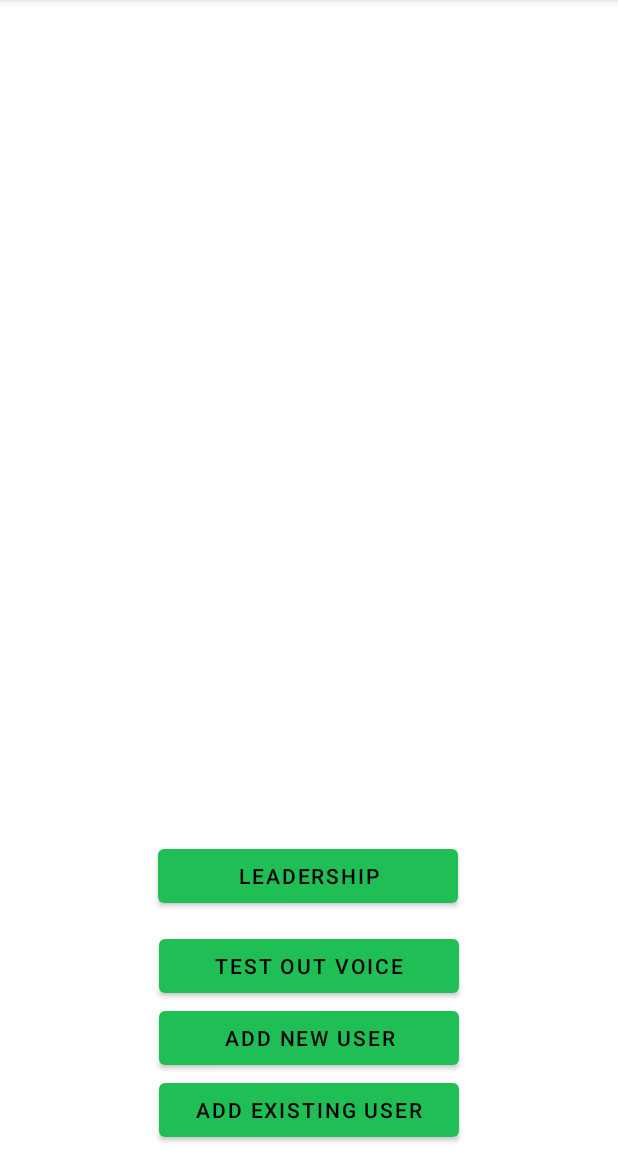
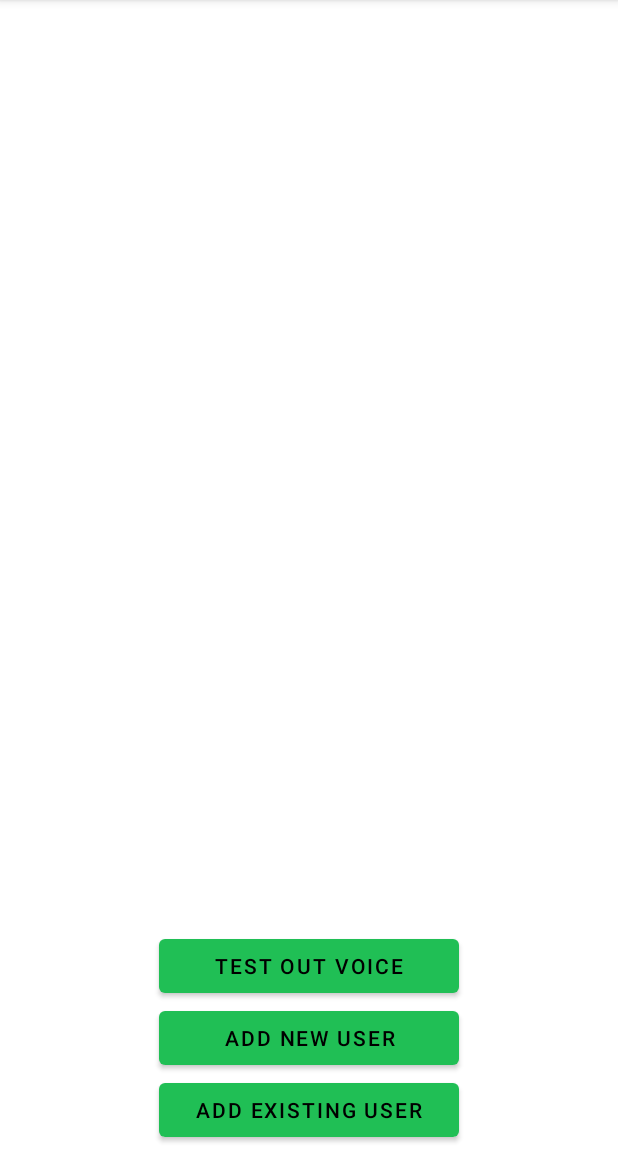
Before and after one commit to BrennanBeeler/CS5520_Team11_Final_Project, an Android app: the screen it shows after launch (MainActivity), on a phone screen of 412 x 824 dp, the part 75-1236 px from its top. Run offline under Robolectric (Android 15) with nearby library versions, the phone set to English and light mode, and no system bars; our stand-ins replace Room's generated code.

Commit message:
Reverting dummy button

```diff
--- a/Modern_Math/app/src/main/java/edu/neu/madcourse/modernmath/MainActivity.java
+++ b/Modern_Math/app/src/main/java/edu/neu/madcourse/modernmath/MainActivity.java
@@ -19,7 +19,6 @@ import java.util.concurrent.Executors;
 
 import edu.neu.madcourse.modernmath.database.User;
 import edu.neu.madcourse.modernmath.database.UserDatabase;
-import edu.neu.madcourse.modernmath.leadershipboard.LeadershipActivity;
 import edu.neu.madcourse.modernmath.login.AddExistingUserActivity;
 import edu.neu.madcourse.modernmath.login.AddNewUserActivity;
 import edu.neu.madcourse.modernmath.login.LoginClickListener;
@@ -175,9 +174,4 @@ public class MainActivity extends AppCompatActivity {
     {
         startActivity(new Intent(MainActivity.this, test.class));
     }
-
-    public void leadershipOnClick(View view) {
-        Intent intent = new Intent(MainActivity.this, LeadershipActivity.class);
-        startActivity(intent);
-    }
 }
--- a/Modern_Math/app/src/main/res/layout/activity_main.xml
+++ b/Modern_Math/app/src/main/res/layout/activity_main.xml
@@ -5,18 +5,6 @@
     android:layout_width="match_parent"
     android:layout_height="match_parent"
     tools:context=".MainActivity">
-
-    <Button
-        android:id="@+id/test2"
-        android:layout_width="200dp"
-        android:layout_height="wrap_content"
-        android:layout_marginBottom="60dp"
-        android:onClick="leadershipOnClick"
-        android:text="Leadership"
-        app:layout_constraintBottom_toTopOf="@+id/main_add_new_user_button"
-        app:layout_constraintEnd_toEndOf="parent"
-        app:layout_constraintHorizontal_bias="0.497"
-        app:layout_constraintStart_toStartOf="parent" />
 
     <androidx.appcompat.widget.Toolbar
         android:id="@+id/main_toolbar"
```
Also changed, not shown: Modern_Math/app/src/main/java/edu/neu/madcourse/modernmath/database/User.java (+8 -0 lines).
